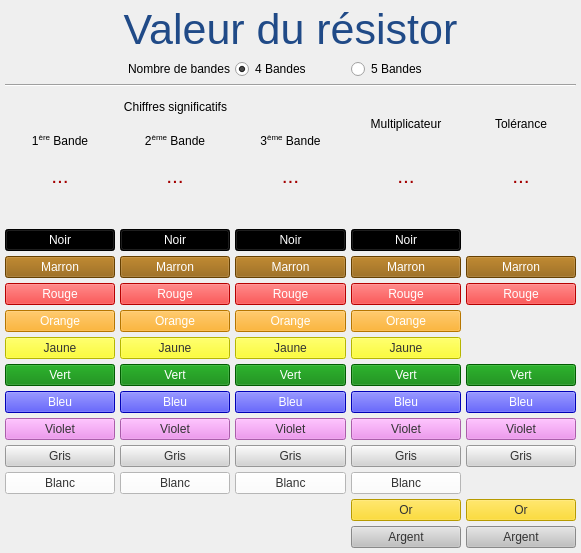
Qt form resistor/resistor.ui (manimanis/GUI) before a commit.
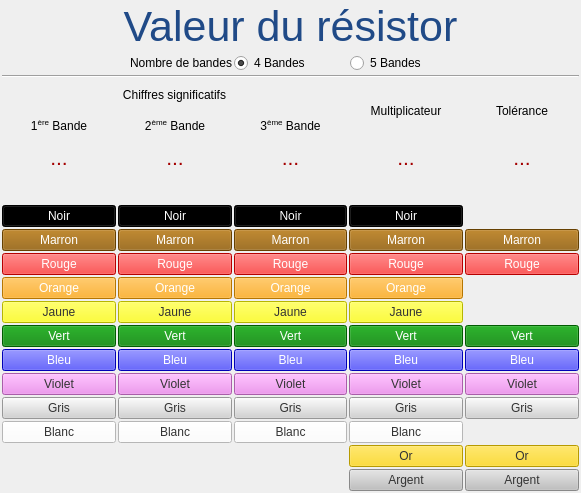
The same form after that commit.

```diff
--- a/resistor/resistor.ui
+++ b/resistor/resistor.ui
@@ -7,7 +7,7 @@
     <x>0</x>
     <y>0</y>
     <width>581</width>
-    <height>553</height>
+    <height>493</height>
    </rect>
   </property>
   <property name="windowTitle">
@@ -16,19 +16,19 @@
   <widget class="QWidget" name="centralwidget">
    <layout class="QGridLayout" name="gridLayout_2">
     <property name="leftMargin">
-     <number>5</number>
+     <number>2</number>
     </property>
     <property name="topMargin">
-     <number>5</number>
+     <number>2</number>
     </property>
     <property name="rightMargin">
-     <number>5</number>
+     <number>2</number>
     </property>
     <property name="bottomMargin">
-     <number>5</number>
+     <number>2</number>
     </property>
     <property name="spacing">
-     <number>5</number>
+     <number>2</number>
     </property>
     <item row="8" column="4">
      <widget class="QPushButton" name="btn_marron4">
```
